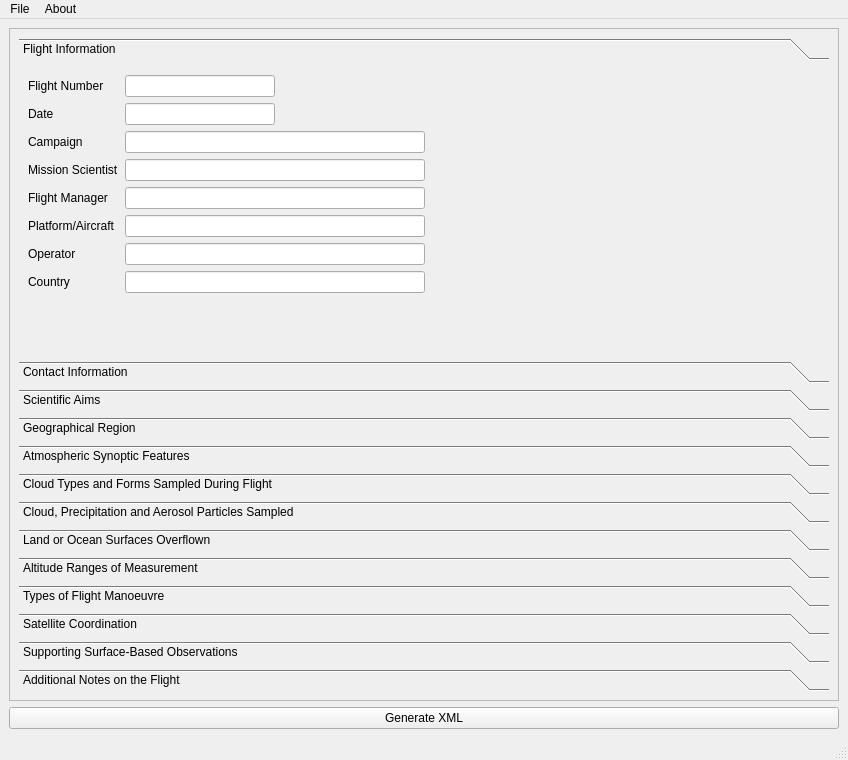
Above: ui/mainwindow.ui from mfreer/asmm-creator before the change. Below: the same form after it.
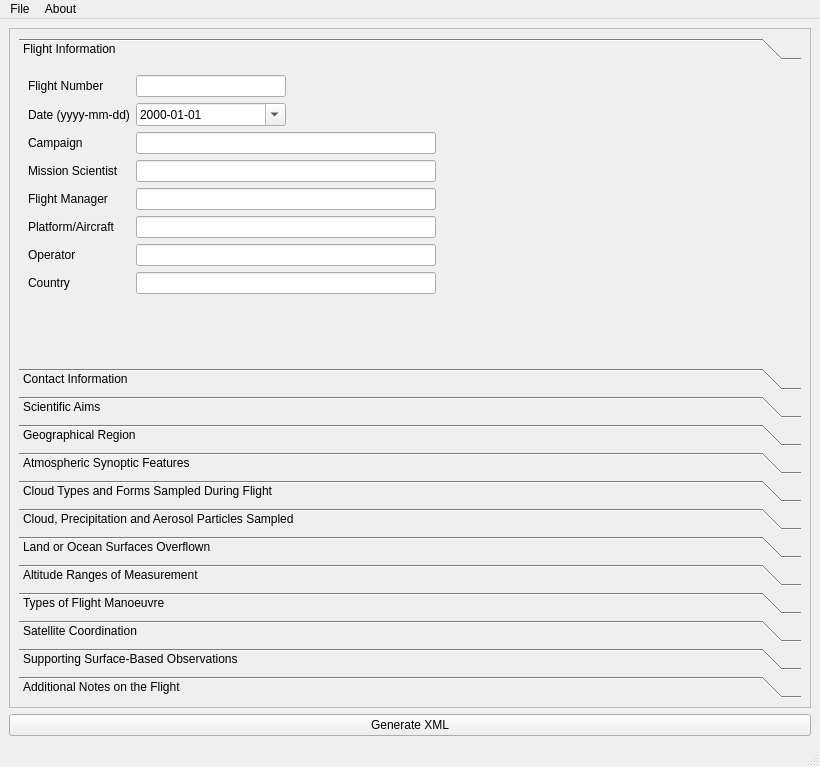
That is the form after the change.

Commit message: UPDATED: Date field now includes popup calendar and auto-formatting

Patch:
```diff
--- a/ui/mainwindow.ui
+++ b/ui/mainwindow.ui
@@ -6,8 +6,8 @@
    <rect>
     <x>0</x>
     <y>0</y>
-    <width>848</width>
-    <height>760</height>
+    <width>820</width>
+    <height>767</height>
    </rect>
   </property>
   <property name="windowTitle">
@@ -28,12 +28,12 @@
         <rect>
          <x>0</x>
          <y>0</y>
-         <width>826</width>
-         <height>665</height>
+         <width>798</width>
+         <height>672</height>
         </rect>
        </property>
        <layout class="QGridLayout" name="gridLayout_4">
-        <item row="0" column="0">
+        <item row="0" column="1">
          <widget class="QToolBox" name="toolBox">
           <property name="minimumSize">
            <size>
@@ -52,19 +52,14 @@
             <rect>
              <x>0</x>
              <y>0</y>
-             <width>808</width>
-             <height>296</height>
+             <width>780</width>
+             <height>303</height>
             </rect>
            </property>
            <attribute name="label">
             <string>Flight Information</string>
            </attribute>
-           <layout class="QGridLayout" name="gridLayout_2">
-            <item row="0" column="0">
              <layout class="QFormLayout" name="formLayout">
-              <property name="fieldGrowthPolicy">
-               <enum>QFormLayout::AllNonFixedFieldsGrow</enum>
-              </property>
               <item row="0" column="0">
                <widget class="QLabel" name="label_2">
                 <property name="text">
@@ -85,18 +80,34 @@
               <item row="1" column="0">
                <widget class="QLabel" name="label_3">
                 <property name="text">
-                 <string>Date</string>
+               <string>Date (yyyy-mm-dd)</string>
                 </property>
                </widget>
               </item>
               <item row="1" column="1">
-               <widget class="QLineEdit" name="dateLine">
+             <widget class="QDateEdit" name="dateLine">
                 <property name="maximumSize">
                  <size>
                   <width>150</width>
-                  <height>16777215</height>
-                 </size>
-                </property>
+                <height>300</height>
+               </size>
+              </property>
+              <property name="time">
+               <time>
+                <hour>23</hour>
+                <minute>0</minute>
+                <second>0</second>
+               </time>
+              </property>
+              <property name="displayFormat">
+               <string>yyyy-MM-dd</string>
+              </property>
+              <property name="calendarPopup">
+               <bool>true</bool>
+              </property>
+              <property name="timeSpec">
+               <enum>Qt::UTC</enum>
+              </property>
                </widget>
               </item>
               <item row="2" column="0">
@@ -116,14 +127,14 @@
                 </property>
                </widget>
               </item>
-              <item row="4" column="0">
+            <item row="3" column="0">
                <widget class="QLabel" name="label_5">
                 <property name="text">
                  <string>Mission Scientist</string>
                 </property>
                </widget>
               </item>
-              <item row="4" column="1">
+            <item row="3" column="1">
                <widget class="QLineEdit" name="missionSciLine">
                 <property name="maximumSize">
                  <size>
@@ -133,14 +144,14 @@
                 </property>
                </widget>
               </item>
-              <item row="5" column="0">
+            <item row="4" column="0">
                <widget class="QLabel" name="label_6">
                 <property name="text">
                  <string>Flight Manager</string>
                 </property>
                </widget>
               </item>
-              <item row="5" column="1">
+            <item row="4" column="1">
                <widget class="QLineEdit" name="flightManagerLine">
                 <property name="maximumSize">
                  <size>
@@ -150,14 +161,14 @@
                 </property>
                </widget>
               </item>
-              <item row="6" column="0">
+            <item row="5" column="0">
                <widget class="QLabel" name="label_7">
                 <property name="text">
                  <string>Platform/Aircraft</string>
                 </property>
                </widget>
               </item>
-              <item row="6" column="1">
+            <item row="5" column="1">
                <widget class="QLineEdit" name="platformLine">
                 <property name="maximumSize">
                  <size>
@@ -167,14 +178,14 @@
                 </property>
                </widget>
               </item>
-              <item row="7" column="0">
+            <item row="6" column="0">
                <widget class="QLabel" name="label_8">
                 <property name="text">
                  <string>Operator</string>
                 </property>
                </widget>
               </item>
-              <item row="7" column="1">
+            <item row="6" column="1">
                <widget class="QLineEdit" name="operatorLine">
                 <property name="maximumSize">
                  <size>
@@ -184,14 +195,14 @@
                 </property>
                </widget>
               </item>
-              <item row="8" column="0">
+            <item row="7" column="0">
                <widget class="QLabel" name="label_9">
                 <property name="text">
                  <string>Country</string>
                 </property>
                </widget>
               </item>
-              <item row="8" column="1">
+            <item row="7" column="1">
                <widget class="QLineEdit" name="countryLine">
                 <property name="maximumSize">
                  <size>
@@ -202,8 +213,6 @@
                </widget>
               </item>
              </layout>
-            </item>
-           </layout>
           </widget>
           <widget class="QWidget" name="page_2">
            <property name="geometry">
@@ -2465,7 +2474,7 @@
     <rect>
      <x>0</x>
      <y>0</y>
-     <width>848</width>
+     <width>820</width>
      <height>21</height>
     </rect>
    </property>
```
Left out of the diff: 92 changed lines with no effect on the pictures. Lines whose indentation alone changed are shown as unchanged. The commit also changes 4 other files.
